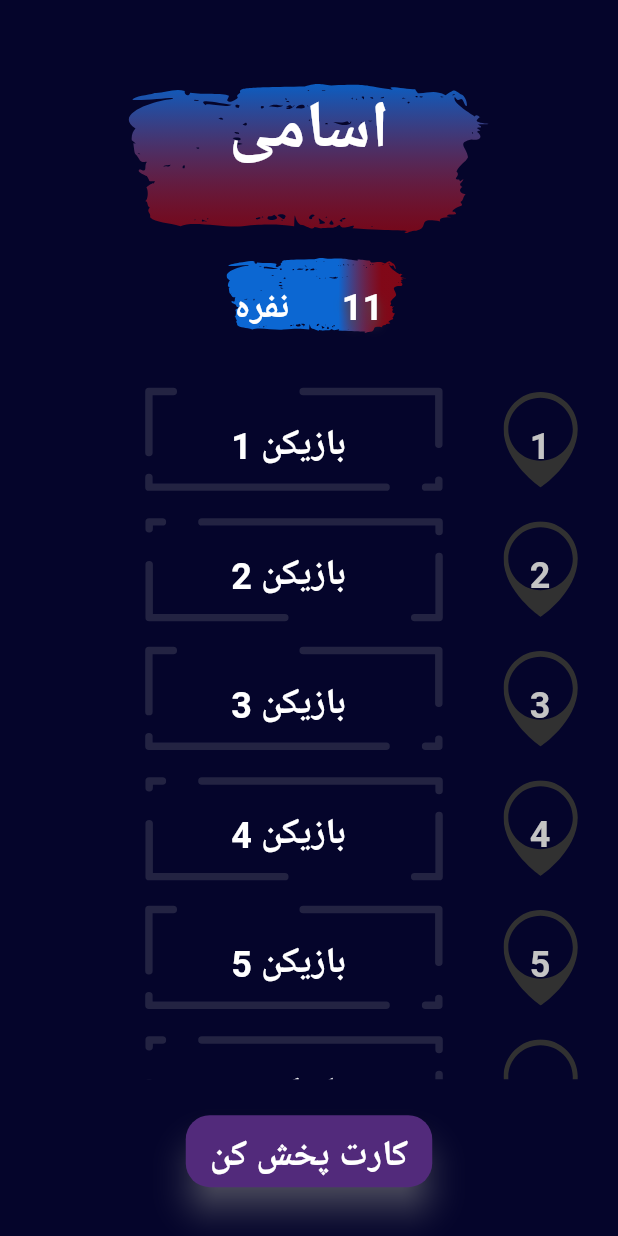
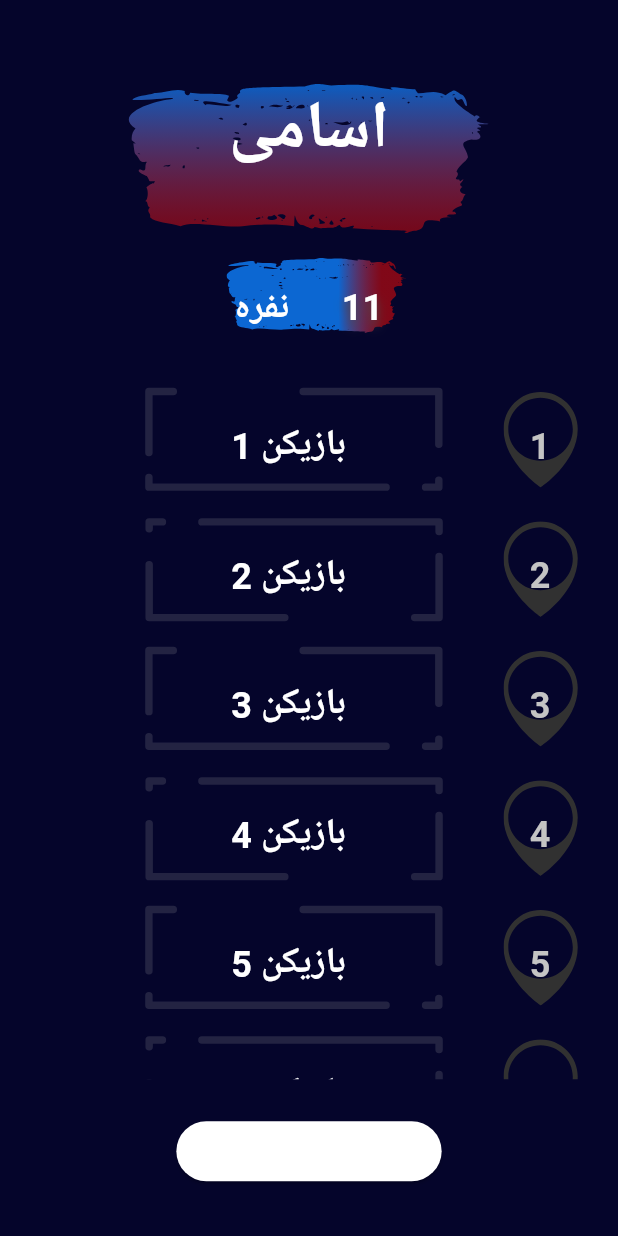
Before and after one commit to behzadayubifar/big_auto_mafia, a Flutter app: the screen it shows after launch, on a phone screen of 412 x 824 dp. Run offline on Flutter 3.47's test engine with Material 3 defaults, Android fonts, the phone set to English and light mode, and no system bars; our stand-ins replace flutter_hooks, flutter_riverpod, flutter_svg, fpdart, go_router, google_fonts and 5 more; missing offline and left inert: dart:ffi, page_flip_builder; accounts and stored records are empty; generated files the repository leaves out were written again; Roboto replaces fonts that are missing (Lemonada); project files that could hold a hidden picture were left out.

Commit message:
more work on 'night_role_panel's and also buttons and thier styles(but should work more on MaterialState) + logics for buttonsin panels  + start criteria for buttons

```diff
--- a/lib/constants/app_colors.dart
+++ b/lib/constants/app_colors.dart
@@ -26,7 +26,7 @@ class AppColors {
     Color(0xFF05052B),
   ];
 
-  static const secendaries = [
+  static const secondaries = [
     Color(0xFFFFC1C1),
     Color(0xFFFF8F8F),
     Color(0xFFEB430D),
@@ -44,7 +44,7 @@ class AppColors {
 
   static final List<List<Color>> allSwatches = [
     primaries,
-    secendaries,
+    secondaries,
     tintsOfBlack,
   ];
 }
--- a/lib/constants/my_strings.dart
+++ b/lib/constants/my_strings.dart
@@ -70,4 +70,11 @@ class MyStrings {
   static const String kane = 'همشهری کین';
   static const String nostradamous = 'نوستراداموس';
   static const String citizen = 'شهروند ساده';
+
+  // button-states
+  static const String defaultButton = 'default';
+  static const String longPressedButton = 'longPressedButton';
+  static const String doubleTappedButton = 'doubleTappedButton';
+  static const String nightSpecificButton = 'nightSpecificButton';
+  static const String disabledButton = 'disabledButton';
 }
--- a/lib/constants/my_text_styles.dart
+++ b/lib/constants/my_text_styles.dart
@@ -140,6 +140,6 @@ class MyTextStyles {
   );
 
   static TextStyle rolePanel = MyTextStyles.headlineSmall.copyWith(
-    color: AppColors.secendaries[2],
+    color: AppColors.secondaries[4],
   );
 }
--- /dev/null
+++ b/lib/ui/common/buttons/my_buttons.dart
@@ -0,0 +1,138 @@
+import 'dart:async';
+
+import 'package:auto_mafia/constants/app_colors.dart';
+import 'package:auto_mafia/constants/my_strings.dart';
+import 'package:auto_mafia/db/entities/player.dart';
+import 'package:auto_mafia/ui/common/buttons/button_controller.dart';
+import 'package:auto_mafia/ui/common/buttons/my_button_style.dart';
+import 'package:flutter/material.dart';
+import 'package:flutter_hooks/flutter_hooks.dart';
+import 'package:hooks_riverpod/hooks_riverpod.dart';
+import 'package:riverpod_annotation/riverpod_annotation.dart';
+
+// --------------------------------------------------------------------------------------------------------------------------
+class MyButton extends HookConsumerWidget {
+  MyButton(
+      {
+      // this.isLoading,
+      this.state = 'default',
+      this.onDoubleTap,
+      super.key,
+      this.onLongPress,
+      required this.title,
+      this.fontSize,
+      this.textStyle,
+      this.criteria,
+      this.player});
+
+  final void Function()? onLongPress;
+  final String title;
+  final double? fontSize;
+  final TextStyle? textStyle;
+  final String? state;
+  // one condition to enable the button (if it's true, the button will be enabled)
+  final bool? criteria;
+  final void Function()? onDoubleTap;
+  final Player? player;
+
+  @override
+  Widget build(BuildContext context, WidgetRef ref) {
+    final buttonState = ref.watch(myButtonControllerProvider(state!));
+    final localstate = useState('default');
+    final stateController = useMaterialStatesController(
+      values: {
+        MaterialState.disabled,
+      },
+    );
+
+    return Padding(
+      padding: const EdgeInsets.all(8.0),
+      child: GestureDetector(
+        onDoubleTap: onDoubleTap != null && ((criteria ?? true) == true)
+            ? () {
+                if (onDoubleTap != null) {
+                  localstate.value = MyStrings.doubleTappedButton;
+                  Timer(Duration(milliseconds: 400), () => onDoubleTap!());
+                }
+              }
+            : null,
+        child: ElevatedButton(
+          // statesController: stateController,
+          // style:
+
+          // if(buttonState)
+          //   //
+          //   MyStrings.disabledButton => ElevatedButton.styleFrom(
+          //       enableFeedback: true,
+          //       shadowColor: AppColors.lighterGrey,
+          //       elevation: 18,
+          //       alignment: Alignment.center,
+          //       padding: const EdgeInsets.fromLTRB(16, 16, 16, 8),
+          //       backgroundColor: AppColors.primaries[4],
+          //       shape: RoundedRectangleBorder(
+          //         borderRadius: BorderRadius.circular(16),
+          //       ),
+          //       minimumSize: const Size(64, 48),
+          //     ),
+
+          //
+          /* MyStrings.longPressedButton => ElevatedButton.styleFrom(
+                shadowColor: AppColors.secondaries[4],
+                elevation: 18,
+                alignment: Alignment.center,
+                padding: const EdgeInsets.fromLTRB(16, 16, 16, 8),
+                backgroundColor: AppColors.secondaries[3],
+                shape: RoundedRectangleBorder(
+                  borderRadius: BorderRadius.circular(16),
+                ),
+                minimumSize: const Size(64, 48),
+              ),
+            //
+            MyStrings.nightSpecificButton => ElevatedButton.styleFrom(
+                shadowColor: AppColors.lightText,
+                elevation: 9,
+                alignment: Alignment.center,
+                padding: const EdgeInsets.fromLTRB(16, 16, 16, 8),
+                backgroundColor: AppColors.tintsOfBlack[3],
+                shape: RoundedRectangleBorder(
+                  borderRadius: BorderRadius.circular(16),
+                ),
+                minimumSize: const Size(48, 48),
+              ),
+            //
+            _ => ElevatedButton.styleFrom(
+                shadowColor: AppColors.lightText,
+                elevation: 9,
+                alignment: Alignment.center,
+                padding: const EdgeInsets.fromLTRB(16, 16, 16, 8),
+                backgroundColor: AppColors.primary,
+                shape: RoundedRectangleBorder(
+                  borderRadius: BorderRadius.circular(16),
+                ),
+                minimumSize: const Size(48, 48),
+              ),
+          }, */
+          child: Text(
+            title,
+            style: textStyle ??
+                Theme.of(context).textTheme.headlineSmall!.copyWith(
+                      color: Colors.white,
+                      fontSize: fontSize,
+                    ),
+          ),
+          onLongPress: onLongPress != null && ((criteria ?? true) == true)
+              ? () {
+                  if (onLongPress != null) {
+                    localstate.value = MyStrings.longPressedButton;
+                    Timer(Duration(milliseconds: 400), () => onLongPress!());
+                  }
+
+                  // based on role and the passed selected player uses logic's methods
+                }
+              : null,
+          onPressed: () {},
+        ),
+      ),
+    );
+  }
+}
--- a/lib/ui/common/my_buttons.dart
+++ /dev/null
@@ -1,47 +0,0 @@
-import 'package:auto_mafia/constants/app_colors.dart';
-import 'package:flutter/material.dart';
-
-class MyButton extends StatelessWidget {
-  const MyButton({
-    super.key,
-    this.onLongPress,
-    required this.title,
-    this.fontSize,
-    this.textStyle,
-  });
-
-  final void Function()? onLongPress;
-  final String title;
-  final double? fontSize;
-  final TextStyle? textStyle;
-
-  @override
-  Widget build(BuildContext context) {
-    return Padding(
-      padding: const EdgeInsets.all(8.0),
-      child: ElevatedButton(
-        style: ElevatedButton.styleFrom(
-          shadowColor: AppColors.lightText,
-          elevation: 9,
-          alignment: Alignment.center,
-          padding: const EdgeInsets.fromLTRB(16, 16, 16, 8),
-          backgroundColor: AppColors.primary,
-          shape: RoundedRectangleBorder(
-            borderRadius: BorderRadius.circular(16),
-          ),
-          minimumSize: const Size(64, 48),
-        ),
-        child: Text(
-          title,
-          style: textStyle ??
-              Theme.of(context).textTheme.headlineSmall!.copyWith(
-                    color: Colors.white,
-                    fontSize: fontSize,
-                  ),
-        ),
-        onLongPress: onLongPress,
-        onPressed: () {},
-      ),
-    );
-  }
-}
--- a/lib/ui/show_roles/widgets/show_role_widget.dart
+++ b/lib/ui/show_roles/widgets/show_role_widget.dart
@@ -1,4 +1,4 @@
-import 'package:auto_mafia/ui/common/my_buttons.dart';
+import 'package:auto_mafia/ui/common/buttons/my_buttons.dart';
 import 'package:flutter/widgets.dart';
 import 'package:flutter_svg/svg.dart';
 import 'package:page_flip_builder/page_flip_builder.dart';
--- a/lib/ui/ui_widget/names_list_show/naming_page.dart
+++ b/lib/ui/ui_widget/names_list_show/naming_page.dart
@@ -3,7 +3,7 @@ import 'package:auto_mafia/constants/info_strings.dart';
 import 'package:auto_mafia/constants/metrics.dart';
 import 'package:auto_mafia/constants/my_strings.dart';
 import 'package:auto_mafia/db/isar_service.dart';
-import 'package:auto_mafia/ui/common/my_buttons.dart';
+import 'package:auto_mafia/ui/common/buttons/my_buttons.dart';
 import 'package:auto_mafia/ui/common/player_count_dropdown.dart';
 import 'package:auto_mafia/ui/ui_widget/names_list_show/names_list_funcs.dart';
 import 'package:auto_mafia/ui/ui_widget/names_list_show/player_naming_frame_widget.dart';
--- a/lib/ui/widgets/player_name_widget.dart
+++ b/lib/ui/widgets/player_name_widget.dart
@@ -1,7 +1,6 @@
 import 'dart:developer';
 
 import 'package:auto_mafia/constants/app_colors.dart';
-import 'package:auto_mafia/constants/info_strings.dart';
 import 'package:auto_mafia/constants/my_strings.dart';
 import 'package:auto_mafia/db/isar_service.dart';
 import 'package:auto_mafia/ui/ui_utils/calculate_text_layout_size.dart';
@@ -146,7 +145,7 @@ class PlayerNameWidget extends HookConsumerWidget {
               SizedBox(height: 16),
 
               // content of the widget
-              if (situation == MyStrings.godfatherPage)
+
               Text(
                 _playerName,
                 style: Theme.of(context).textTheme.headlineSmall!.copyWith(
```
Also changed, not shown: lib/db/isar_service.dart (+2 -44 lines), lib/extensions/async_value_ui.dart (added, +16 -0 lines), lib/logic/night_choices_logics.dart (+16 -8 lines), lib/ui/common/buttons/button_controller.dart (added, +13 -0 lines), lib/ui/common/buttons/my_button_style.dart (added, +21 -0 lines), lib/ui/night/night_page.dart (+11 -5 lines), lib/ui/night/night_role_panel.dart (+81 -25 lines), lib/ui/night/widgets/buttons_for_selecting_players/god_father_button.dart (+119 -92 lines), lib/ui/ui_utils/get_criteria_for_night_role_panel.dart (added, +11 -0 lines), lib/db/isar_service.g.dart, lib/ui/common/buttons/button_controller.g.dart (added), lib/ui/night/widgets/buttons_for_selecting_players/god_father_button.g.dart (added), lib/ui/ui_utils/get_criteria_for_night_role_panel.g.dart (added). Lines whose indentation alone changed are shown as unchanged.
